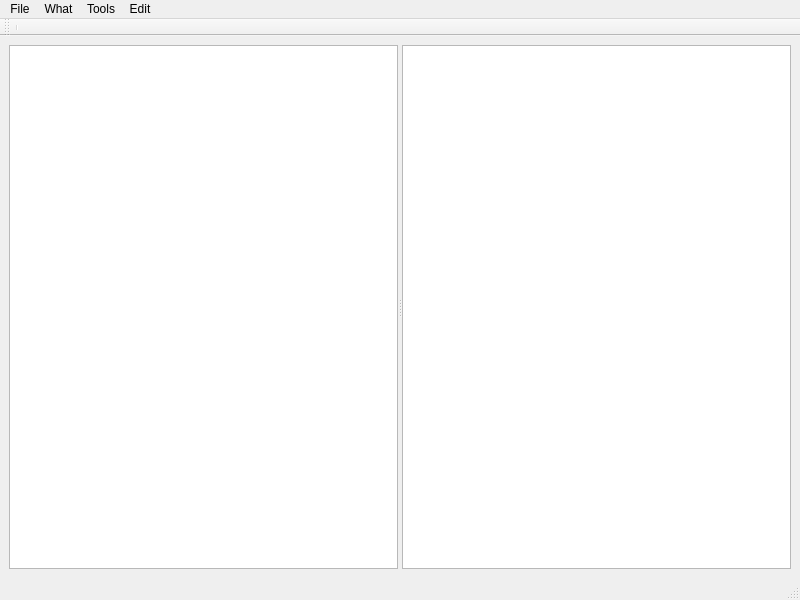
Qt form mainwindow.ui (tatayas/test_qt) before a commit.
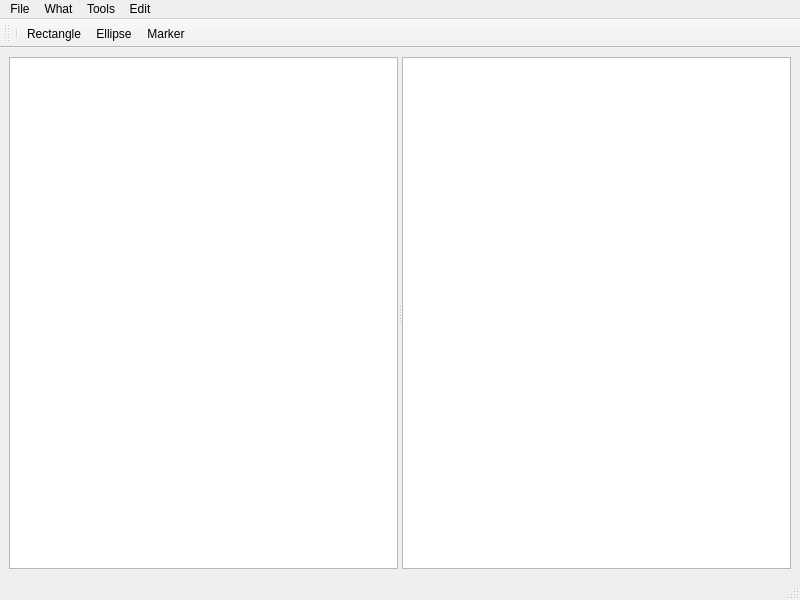
The same form after that commit.

Commit message: Paint Rect, Ellipse and Marker(todo, todo)

```diff
--- a/mainwindow.ui
+++ b/mainwindow.ui
@@ -73,6 +73,9 @@
     <bool>false</bool>
    </attribute>
    <addaction name="separator"/>
+   <addaction name="action_Rect"/>
+   <addaction name="Action_Ellipse"/>
+   <addaction name="action_marker"/>
   </widget>
   <action name="action_Colors">
    <property name="text">
@@ -84,6 +87,30 @@
     <string>Change Color</string>
    </property>
   </action>
+  <action name="action_Rect">
+   <property name="checkable">
+    <bool>true</bool>
+   </property>
+   <property name="text">
+    <string>Rectangle</string>
+   </property>
+  </action>
+  <action name="Action_Ellipse">
+   <property name="checkable">
+    <bool>true</bool>
+   </property>
+   <property name="text">
+    <string>Ellipse</string>
+   </property>
+  </action>
+  <action name="action_marker">
+   <property name="checkable">
+    <bool>true</bool>
+   </property>
+   <property name="text">
+    <string>Marker</string>
+   </property>
+  </action>
  </widget>
  <resources/>
  <connections>
```
The commit also changes 5 other files.
